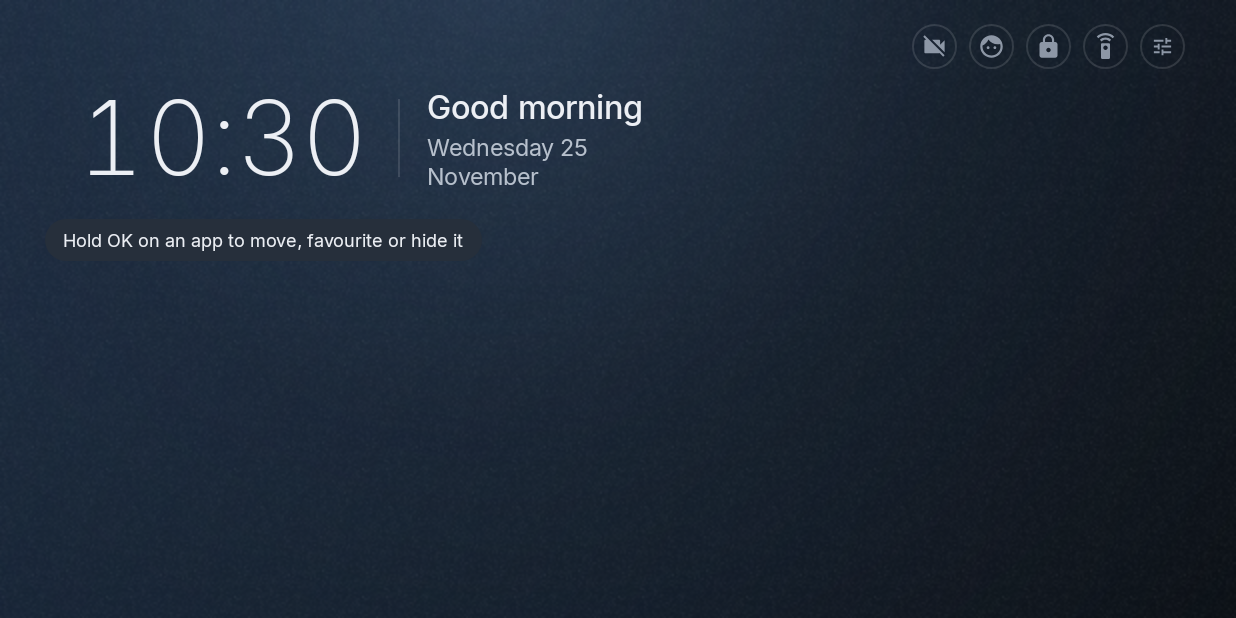
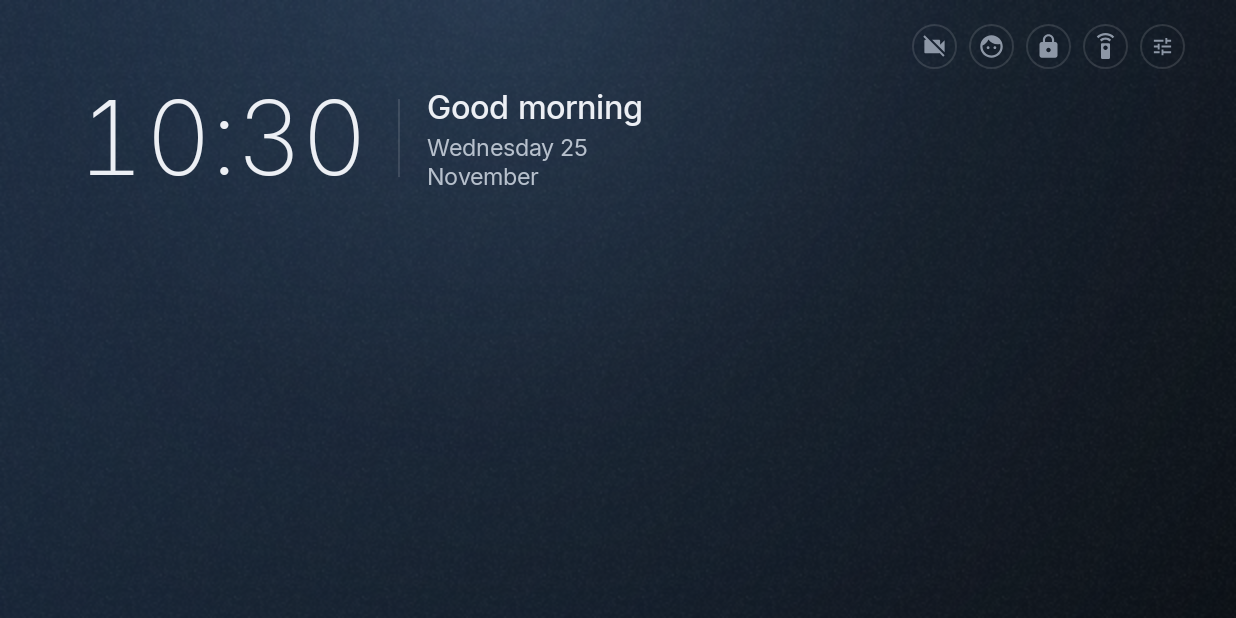
Before and after one commit to george-edwards/TameTheTelly-DIY, an Android app: the screen it shows after launch (MainActivity), on a phone screen of 824 x 412 dp (held sideways). Run offline under Robolectric (Android 15) with nearby library versions, the phone set to English and light mode, and no system bars; pictures from the network do not load; 4 statements that could not run were skipped.

Commit message:
Home v2.21.9: remove status banner, orange Adult mode icon

```diff
--- a/launcher/app/build.gradle
+++ b/launcher/app/build.gradle
@@ -24,8 +24,8 @@ android {
         applicationId 'au.internal.home'
         minSdk 26
         targetSdk 34
-        versionCode 72
-        versionName "2.21.8"
+        versionCode 73
+        versionName "2.21.9"
     }
     signingConfigs {
         release {
--- a/launcher/app/src/main/java/au/internal/home/Look.java
+++ b/launcher/app/src/main/java/au/internal/home/Look.java
@@ -185,9 +185,6 @@ final class Look {
         weather.setCompoundDrawableTintList(light ? ColorStateList.valueOf(muted) : null);
         ((TextView) root.findViewById(R.id.binsText)).setTextColor(muted);
         root.findViewById(R.id.divider).setBackgroundColor(divider);
-        TextView status = root.findViewById(R.id.status);
-        status.setBackgroundTintList(ColorStateList.valueOf(pill));
-        status.setTextColor(pillText);
         ((TextView) root.findViewById(R.id.cornerLabel)).setTextColor(text);
         for (int id : new int[]{R.id.camBtn, R.id.modeBtn, R.id.timeBtn, R.id.remoteBtn, R.id.grownups})
             styleCornerIcon(root.findViewById(id), d);
@@ -225,12 +222,13 @@ final class Look {
         gu.setLayoutParams(glp);
     }
 
-    /** A corner icon button: quiet outlined circle when idle, brighter ring when activated (Adult mode), solid fill when focused. */
+    /** A corner icon button: quiet outlined circle when idle, hollow orange tint when activated (Adult mode), solid fill when focused. */
     private void styleCornerIcon(ImageView icon, float d) {
+        int alert = light ? 0xFFD95300 : 0xFFFF9500;
         GradientDrawable focused = new GradientDrawable(), active = new GradientDrawable(), off = new GradientDrawable();
         focused.setShape(GradientDrawable.OVAL); focused.setColor(text);
-        active.setShape(GradientDrawable.OVAL); active.setColor((text & 0xFFFFFF) | 0x26000000);
-        active.setStroke(Math.round(1.5f * d), text);
+        active.setShape(GradientDrawable.OVAL); active.setColor(0);
+        active.setStroke(Math.round(1.5f * d), (alert & 0xFFFFFF) | 0x99000000);
         off.setShape(GradientDrawable.OVAL); off.setColor(0); off.setStroke(Math.round(1 * d), divider);
         StateListDrawable bgd = new StateListDrawable();
         bgd.addState(new int[]{android.R.attr.state_focused}, focused);
@@ -238,7 +236,7 @@ final class Look {
         bgd.addState(new int[0], off);
         icon.setBackground(bgd);
         int[][] states = {{android.R.attr.state_focused}, {android.R.attr.state_activated}, {}};
-        icon.setImageTintList(new ColorStateList(states, new int[]{bg | 0xFF000000, text, muted}));
+        icon.setImageTintList(new ColorStateList(states, new int[]{bg | 0xFF000000, alert, muted}));
     }
 
     /** Hairline ring, brighter when focused (camera cards). */
--- a/launcher/app/src/main/java/au/internal/home/MainActivity.java
+++ b/launcher/app/src/main/java/au/internal/home/MainActivity.java
@@ -82,7 +82,7 @@ public class MainActivity extends Activity {
     private int hiddenCount;
 
     private RecyclerView grid;
-    private TextView status, greeting, weather;
+    private TextView greeting, weather;
     private View bins;
     private Sky sky;
     private final Adapter adapter = new Adapter();
@@ -163,7 +163,6 @@ public class MainActivity extends Activity {
         scrim.setVisibility(View.VISIBLE);
         ((ViewGroup) getWindow().getDecorView()).addView(scrim, new ViewGroup.LayoutParams(-1, -1));
         prefs = getSharedPreferences("ui", MODE_PRIVATE);
-        status = findViewById(R.id.status);
         greeting = findViewById(R.id.greeting);
         weather = findViewById(R.id.weather);
         bins = findViewById(R.id.bins);
@@ -283,10 +282,6 @@ public class MainActivity extends Activity {
         root.setAlpha(0f);
         root.animate().alpha(1f).setDuration(350).setStartDelay(50).start();
 
-        if (!prefs.getBoolean("hintShown", false)) {
-            flashStatus("Hold OK on an app to move, favourite or hide it", 8_000);
-            prefs.edit().putBoolean("hintShown", true).apply();
-        }
         String unlockPkg = getIntent().getStringExtra(EXTRA_UNLOCK_PKG);
         if (unlockPkg != null) {
             getIntent().removeExtra(EXTRA_UNLOCK_PKG);
@@ -380,7 +375,6 @@ public class MainActivity extends Activity {
                     refreshRuledTiles();
                 }
             }
-            if (passEnded && !adult) flashStatus("Grown-up time over", 4_000);
         } else {
             if (screenTime.hasPass(now)) leftDuringPass = true;
             stopCams();
@@ -416,7 +410,6 @@ public class MainActivity extends Activity {
 
     @Override protected void onNewIntent(Intent intent) {
         super.onNewIntent(intent);
-        if (intent.getBooleanExtra(EXTRA_LOCKED, false)) flashStatus("That one's for grown-ups", 5_000);
         String unlockPkg = intent.getStringExtra(EXTRA_UNLOCK_PKG);
         // Home pressed: close any open grown-up/Config/app menu, drop out of any mode, and go to the first tile.
         dismissDialogs();
@@ -500,15 +493,6 @@ public class MainActivity extends Activity {
             Row r = rows.get(i);
             if (r.app != null && ruled(r.app.pkg)) adapter.notifyItemChanged(i);
         }
-    }
-
-    private final Runnable hideStatus = () -> { if (movingPkg == null && !showHidden) status.setVisibility(View.GONE); };
-
-    private void flashStatus(String msg, long ms) {
-        status.setText(msg);
-        status.setVisibility(View.VISIBLE);
-        h.removeCallbacks(hideStatus);
-        h.postDelayed(hideStatus, ms);
     }
 
     // ---------- cameras ----------
@@ -641,8 +625,6 @@ public class MainActivity extends Activity {
                 .setItems(items.toArray(new String[0]), (d, which) -> {
                     if (which == 0) {
                         ScreenTimeService.camOverlay(this, wasPinned ? "off" : "set", slot);
-                        flashStatus(wasPinned ? "Camera overlay off"
-                                : cfg.camName(slot) + " pinned as overlay — open any app", 5_000);
                     } else if (which == 1 && canWorld) {
                         setSlotMode(slot, true);
                     }
@@ -711,9 +693,10 @@ public class MainActivity extends Activity {
                     if (which == sIdx) {
                         toggleFullscreenSound(slot);
                     } else if (which == hIdx) {
-                        boolean added = worldCams.toggleHeart(cur);
+                        worldCams.toggleHeart(cur);
                         updateWorldLabel(slot);
-                        flashStatus(added ? "♥ Hearted " + cur.name : "Removed heart", 3_500);
+                        showLabel(camLabels[slot]);
+                        fadeLabel(camLabels[slot], 2_500);
                     } else if (which == nIdx) {
                         List<WorldCams.Stream> pool = favs.size() > 1 ? favs : worldCatalog;
                         switchWorldSlot(slot, worldCams.next(slot, pool, otherWorldKey(slot)));
@@ -774,9 +757,6 @@ public class MainActivity extends Activity {
             rows.add(new Row(T_HEADER, "All apps", null));
         }
         rows.addAll(rest);
-        if (movingPkg != null) { status.setText("Moving: use the arrows, then OK to drop"); status.setVisibility(View.VISIBLE); }
-        else if (showHidden) { status.setText("Showing hidden apps. Hold OK to unhide, Back to finish"); status.setVisibility(View.VISIBLE); }
-        else status.setVisibility(View.GONE);
         adapter.notifyDataSetChanged();
     }
 
@@ -872,28 +852,15 @@ public class MainActivity extends Activity {
     }
 
     private void applyAdultMode(boolean adult) {
-        long now = System.currentTimeMillis();
-        long until = screenTime.setAdultMode(now, adult);
-        String msg;
-        if (adult) {
-            if (until > 0) {
-                Calendar c = Calendar.getInstance();
-                c.setTimeInMillis(until);
-                int untilMin = c.get(Calendar.HOUR_OF_DAY) * 60 + c.get(Calendar.MINUTE);
-                msg = "Adult mode on (back to kids' mode at " + HomeConfig.formatTime12(untilMin) + ")";
-            } else {
-                msg = "Adult mode on — timed apps are full screen";
-            }
-        } else {
-            msg = "Kids' mode on";
-        }
-        timeChanged(msg);
+        screenTime.setAdultMode(System.currentTimeMillis(), adult);
+        timeChanged(null);
     }
 
     private void updateModeButton(boolean adult) {
         if (modeBtn == null || (modeBtnAdult != null && modeBtnAdult == adult)) return;
         modeBtnAdult = adult;
         modeBtn.setImageResource(adult ? R.drawable.ic_adult : R.drawable.ic_child);
+        modeBtn.setActivated(adult);
         modeBtn.setContentDescription(adult ? "Adult mode on (OK for kids)" : "Switch to adult mode");
         if (modeBtn.hasFocus()) cornerLabel.setText(modeBtn.getContentDescription());
     }
@@ -926,7 +893,6 @@ public class MainActivity extends Activity {
         updateModeButton(adult);
         lastTimeSig = timeSig(now, adult);
         refreshRuledTiles();
-        flashStatus(msg, 5_000);
     }
 
     // ---------- put the TV back ----------
--- a/launcher/app/src/main/res/drawable/status_bg.xml
+++ /dev/null
@@ -1,3 +0,0 @@
-<shape xmlns:android="http://schemas.android.com/apk/res/android">
-    <corners android:radius="20dp"/><solid android:color="#262F3B"/>
-</shape>
--- a/launcher/app/src/main/res/layout/activity_main.xml
+++ b/launcher/app/src/main/res/layout/activity_main.xml
@@ -50,12 +50,6 @@
                 </LinearLayout>
             </LinearLayout>
 
-            <TextView android:id="@+id/status" android:layout_width="wrap_content" android:layout_height="wrap_content"
-                android:layout_marginStart="30dp" android:layout_marginTop="12dp"
-                android:background="@drawable/status_bg" android:paddingStart="12dp" android:paddingEnd="12dp"
-                android:paddingTop="5dp" android:paddingBottom="5dp"
-                android:textColor="@color/text" android:textSize="12sp" android:visibility="gone"/>
-
             <au.internal.home.FadeGrid android:id="@+id/grid"
                 android:layout_width="match_parent" android:layout_height="0dp" android:layout_weight="1"
                 android:layout_marginTop="6dp" android:overScrollMode="never"
```
